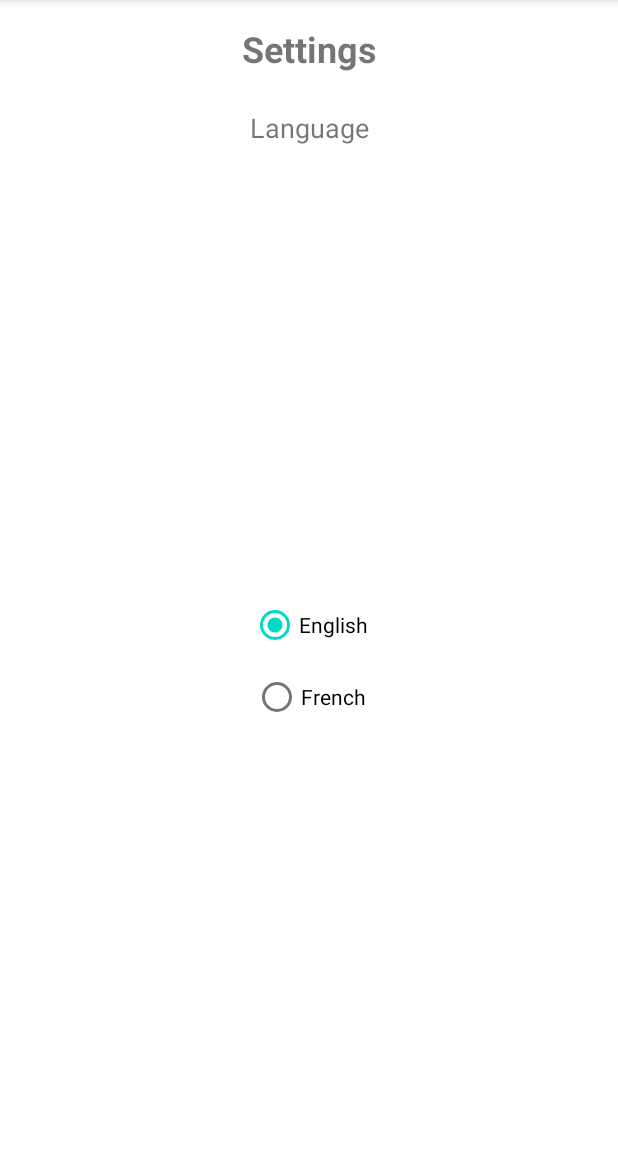
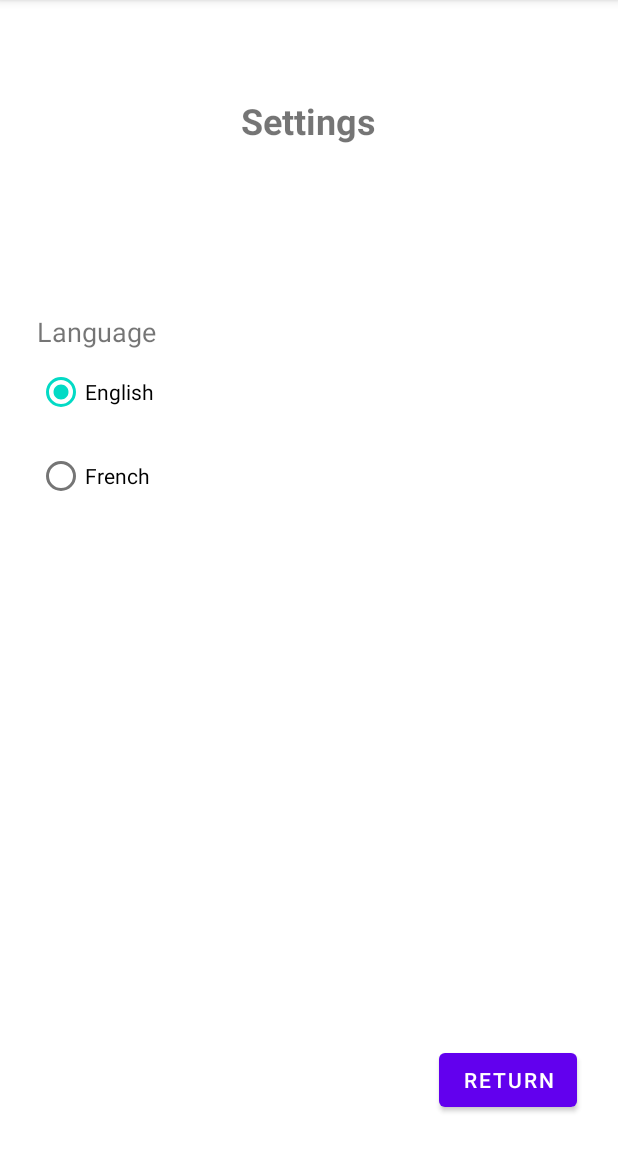
Before and after one commit to YassineLC/SAE401, an Android app: the SettingsActivity screen opened directly, with no data from a screen before it, on a phone screen of 412 x 824 dp, the part 84-1236 px from its top. Run offline under Robolectric (Android 15) with nearby library versions, the phone set to English and light mode, and no system bars.

Commit message:
Fix settings layout

```diff
--- a/code/app/src/main/java/com/example/sae401/SettingsActivity.java
+++ b/code/app/src/main/java/com/example/sae401/SettingsActivity.java
@@ -19,6 +19,7 @@ public class SettingsActivity extends AppCompatActivity {
 
         RadioButton englishButton = findViewById(R.id.englishButton);
         RadioButton frenchButton = findViewById(R.id.frenchButton);
+        Button returnButton = findViewById(R.id.return_button);
 
         SharedPreferences prefs = getSharedPreferences("Settings", MODE_PRIVATE);
         String language = prefs.getString("Language", "en");
@@ -31,6 +32,12 @@ public class SettingsActivity extends AppCompatActivity {
 
         englishButton.setOnClickListener(v -> setLocale("en"));
         frenchButton.setOnClickListener(v -> setLocale("fr"));
+
+        returnButton.setOnClickListener(v -> {
+            Intent intent = new Intent(SettingsActivity.this, MainActivity.class);
+            startActivity(intent);
+            finish();
+        });
     }
 
     private void setLocale(String lang) {
--- a/code/app/src/main/res/layout/activity_settings.xml
+++ b/code/app/src/main/res/layout/activity_settings.xml
@@ -10,27 +10,27 @@
         android:id="@+id/settings_title"
         android:layout_width="wrap_content"
         android:layout_height="wrap_content"
+        android:layout_gravity="center"
+        android:layout_marginTop="64dp"
         android:text="@string/settings_game"
         android:textSize="24sp"
         android:textStyle="bold"
-        android:layout_marginTop="16dp"
-        app:layout_constraintTop_toTopOf="parent"
+        app:layout_constraintEnd_toEndOf="parent"
+        app:layout_constraintHorizontal_bias="0.498"
         app:layout_constraintStart_toStartOf="parent"
-        app:layout_constraintEnd_toEndOf="parent"
-        android:layout_gravity="center"
-        />
+        app:layout_constraintTop_toTopOf="parent" />
 
     <TextView
         android:id="@+id/language_title"
         android:layout_width="wrap_content"
         android:layout_height="wrap_content"
+        android:layout_marginTop="112dp"
         android:text="@string/language_settings"
         android:textSize="18sp"
-        android:layout_marginTop="24dp"
-        app:layout_constraintTop_toBottomOf="@id/settings_title"
+        app:layout_constraintEnd_toEndOf="parent"
+        app:layout_constraintHorizontal_bias="0.075"
         app:layout_constraintStart_toStartOf="parent"
-        app:layout_constraintEnd_toEndOf="parent"
-        />
+        app:layout_constraintTop_toBottomOf="@id/settings_title" />
 
     <LinearLayout
         android:id="@+id/language_options"
@@ -43,19 +43,41 @@
         app:layout_constraintEnd_toEndOf="parent"
         app:layout_constraintBottom_toBottomOf="parent">
 
+    </LinearLayout>
+
     <RadioButton
         android:id="@+id/englishButton"
         android:layout_width="wrap_content"
         android:layout_height="wrap_content"
+        android:layout_gravity="center"
+        android:layout_marginTop="4dp"
         android:text="@string/english_language"
-            android:layout_gravity="center"/>
+        app:layout_constraintEnd_toEndOf="parent"
+        app:layout_constraintHorizontal_bias="0.074"
+        app:layout_constraintStart_toStartOf="parent"
+        app:layout_constraintTop_toBottomOf="@+id/language_title" />
 
     <RadioButton
         android:id="@+id/frenchButton"
         android:layout_width="wrap_content"
         android:layout_height="wrap_content"
+        android:layout_gravity="center"
+        android:layout_marginTop="8dp"
         android:text="@string/french_language"
-            android:layout_gravity="center"/>
-    </LinearLayout>
+        app:layout_constraintEnd_toEndOf="parent"
+        app:layout_constraintHorizontal_bias="0.074"
+        app:layout_constraintStart_toStartOf="parent"
+        app:layout_constraintTop_toBottomOf="@+id/englishButton" />
+
+    <Button
+        android:id="@+id/return_button"
+        android:layout_width="wrap_content"
+        android:layout_height="wrap_content"
+        android:layout_marginBottom="24dp"
+        android:text="@string/return_settings_button"
+        app:layout_constraintBottom_toBottomOf="parent"
+        app:layout_constraintEnd_toEndOf="parent"
+        app:layout_constraintHorizontal_bias="0.914"
+        app:layout_constraintStart_toStartOf="parent" />
 
 </androidx.constraintlayout.widget.ConstraintLayout>
--- a/code/app/src/main/res/values/strings.xml
+++ b/code/app/src/main/res/values/strings.xml
@@ -7,4 +7,5 @@
     <string name="english_language">English</string>
     <string name="french_language">French</string>
     <string name="language_settings">Language</string>
+    <string name="return_settings_button">Return</string>
 </resources>
```
Also changed, not shown: 1 other file. Lines whose indentation alone changed are shown as unchanged.
